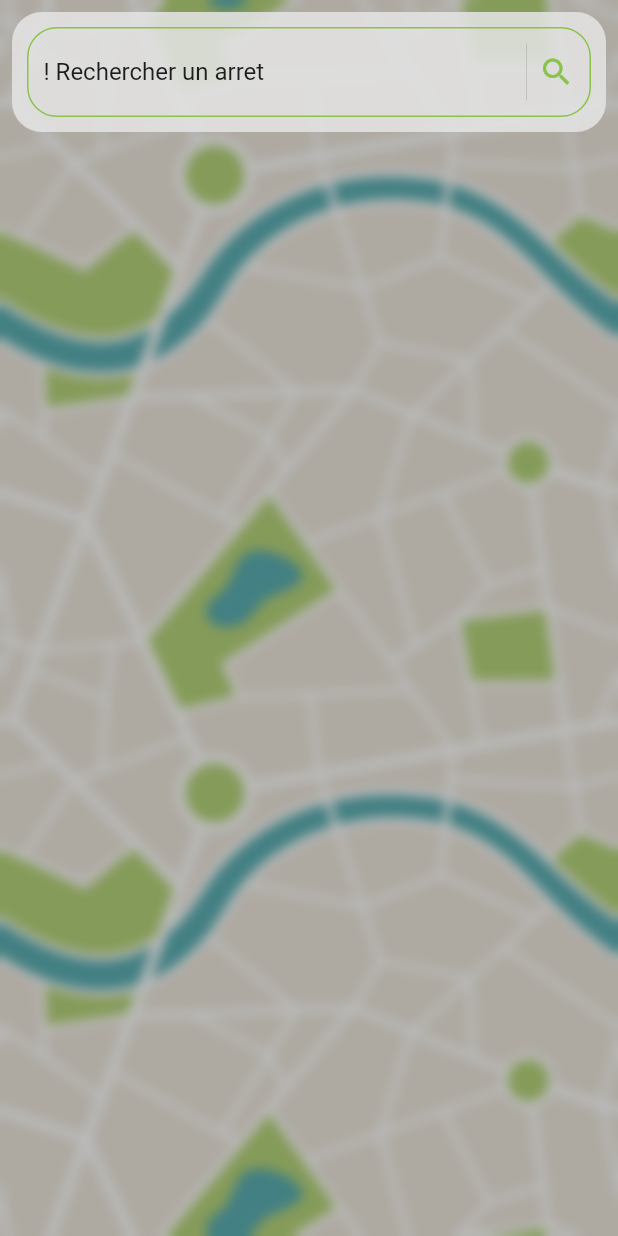
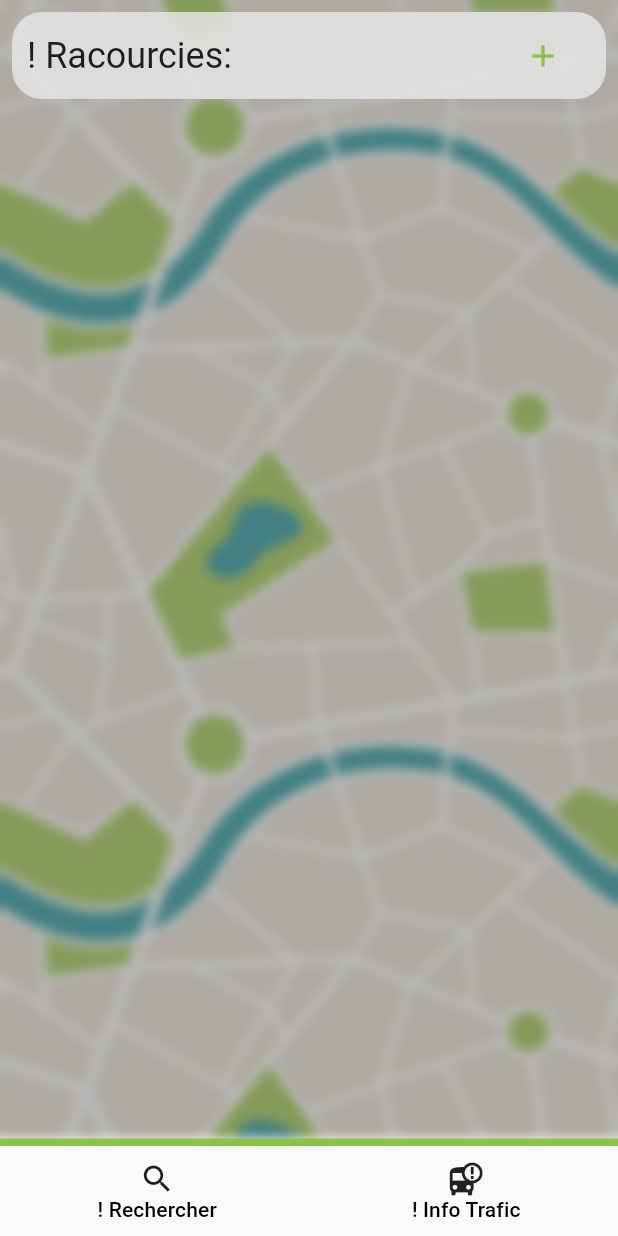
Before and after one commit to Bubulleux/better-bus-v2, a Flutter app: the screen it shows after launch, on a phone screen of 412 x 824 dp. Run offline on Flutter 3.47's test engine with Material 2 defaults, Android fonts, the phone set to English and light mode, and no system bars; our stand-ins replace location, shared_preferences; missing offline and left inert: dart:ffi.

Commit message:
Info Trafic Nav Bar, Fix Font style

```diff
--- a/lib/views/common/background.dart
+++ b/lib/views/common/background.dart
@@ -14,7 +14,7 @@ class Background extends StatelessWidget {
           decoration: const BoxDecoration(
             image: DecorationImage(
               image: AssetImage("assets/images/bg_map.jpg"),
-              repeat: ImageRepeat.repeatY,
+              repeat: ImageRepeat.repeat,
               fit: BoxFit.contain,
               colorFilter:
                   ColorFilter.mode(Color(0xffbbbbbb), BlendMode.multiply),
--- a/lib/views/home_page/home_page.dart
+++ b/lib/views/home_page/home_page.dart
@@ -1,11 +1,10 @@
-import 'dart:ui';
-
 import 'package:better_bus_v2/data_provider/gps_data_provider.dart';
 import 'package:better_bus_v2/views/common/background.dart';
 import 'package:better_bus_v2/views/common/decorations.dart';
-import 'package:better_bus_v2/views/home_page/bottom_bar.dart';
+import 'package:better_bus_v2/views/home_page/navigation_bar.dart';
 import 'package:better_bus_v2/views/home_page/shortcut_section.dart';
 import 'package:better_bus_v2/views/stop_info/stop_info_page.dart';
+import 'package:better_bus_v2/views/traffic_info_page/traffic_info_page.dart';
 import 'package:flutter/material.dart';
 
 import '../common/fake_textfiel.dart';
@@ -40,6 +39,12 @@ class _HomePageState extends State<HomePage> {
     shortcutSection.currentState!.editShortcut(null);
   }
 
+  void goToTrafficInfo() {
+    Navigator.push(context, MaterialPageRoute(
+      builder: (context) => const TrafficInfoPage(),
+    ));
+  }
+
   @override
   void initState() {
     super.initState();
@@ -52,28 +57,48 @@ class _HomePageState extends State<HomePage> {
       body: SafeArea(
         child: Background(
           child: Padding(
-            padding: const EdgeInsets.all(8.0),
+            padding: const EdgeInsets.fromLTRB(8, 8, 8, 0),
             child: Column(
               mainAxisSize: MainAxisSize.max,
               children: [
                 Container(
+                  padding:
+                      const EdgeInsets.symmetric(horizontal: 10, vertical: 5),
                   decoration: CustomDecorations.of(context).boxBackground,
-                  padding: EdgeInsets.all(10),
-                  child: FakeTextField(
-                    onPress: searchBusStop,
-                    icon: Icons.search,
-                    hint: "! Rechercher un arret",
+                  child: Row(
+                    children: [
+                      Expanded(
+                        child: Text(
+                          "! Racourcies:",
+                          style: Theme.of(context).textTheme.headlineSmall,
+                        ),
+                      ),
+                      TextButton(onPressed: newShortcut, child: Icon(Icons.add))
+                    ],
                   ),
                 ),
                 Expanded(
-                    child: ShortcutWidgetRoot(key: shortcutSection),
-                ),
-                CustomBottomAppBar()
+                  child: ShortcutWidgetRoot(key: shortcutSection),
+                )
               ],
             ),
           ),
         ),
       ),
+      bottomNavigationBar: CustomNavigationBar(
+        child: [
+          CustomNavigationItem(
+            label: "! Rechercher",
+            icon: Icons.search,
+            onPress: searchBusStop,
+          ),
+          CustomNavigationItem(
+            label: "! Info Trafic",
+            icon: Icons.bus_alert,
+            onPress: goToTrafficInfo,
+          )
+        ],
+      ),
     );
   }
 }
--- /dev/null
+++ b/lib/views/home_page/navigation_bar.dart
@@ -0,0 +1,61 @@
+import 'package:better_bus_v2/views/home_page/home_page.dart';
+import 'package:flutter/material.dart';
+
+class CustomNavigationBar extends StatelessWidget {
+  const CustomNavigationBar({Key? key, required this.child}) : super(key: key);
+
+  final List<CustomNavigationItem> child;
+
+  @override
+  Widget build(BuildContext context) {
+    return Wrap(
+      children: [
+        Container(
+          height: 5,
+          width: double.infinity,
+          color: Theme.of(context).primaryColor,
+        ),
+        SizedBox(
+          width: double.infinity,
+          child: Wrap(
+            children: child,
+            alignment: WrapAlignment.spaceAround,
+          ),
+        ),
+      ],
+    );
+  }
+}
+
+class CustomNavigationItem extends StatelessWidget {
+  const CustomNavigationItem({
+    Key? key,
+    required this.label,
+    required this.icon,
+    required this.onPress,
+  }) : super(key: key);
+
+  final String label;
+  final IconData icon;
+  final VoidCallback onPress;
+
+  @override
+  Widget build(BuildContext context) {
+    return Material(
+      color: Colors.transparent,
+      child: InkWell(
+        onTap: onPress,
+        child: SizedBox(
+          height: 60,
+          child: Column(
+            mainAxisAlignment: MainAxisAlignment.center,
+            children: [
+              Icon(icon),
+              Text(label, style: Theme.of(context).textTheme.titleSmall),
+            ],
+          ),
+        ),
+      ),
+    );
+  }
+}
--- a/lib/views/home_page/shortcut_section.dart
+++ b/lib/views/home_page/shortcut_section.dart
@@ -100,12 +100,7 @@ class ShortcutWidgetRootState extends State<ShortcutWidgetRoot> {
 
   @override
   Widget build(BuildContext context) {
-    return SizedBox(
-      width: double.infinity,
-      child: Column(
-        children: [
-          Expanded(
-            child: FutureBuilder<List<ViewShortcut>>(
+    return FutureBuilder<List<ViewShortcut>>(
       future: LocalDataHandler.loadShortcut(),
       initialData: shortcuts,
       builder: (context, snapshot) {
@@ -128,10 +123,6 @@ class ShortcutWidgetRootState extends State<ShortcutWidgetRoot> {
           child: CircularProgressIndicator(),
         );
       },
-            ),
-          ),
-        ],
-      ),
     );
   }
 }
@@ -161,6 +152,8 @@ class ShortcutWidget extends StatelessWidget {
 
     return Padding(
       padding: const EdgeInsets.symmetric(vertical: 8),
+      child: Material(
+        color: Colors.transparent,
         child: InkWell(
           onLongPress: onLongPressed,
           onTap: onPressed,
@@ -224,6 +217,7 @@ class ShortcutWidget extends StatelessWidget {
             ),
           ),
         ),
+      ),
     );
   }
 }
--- a/lib/views/search_page/search_page.dart
+++ b/lib/views/search_page/search_page.dart
@@ -70,6 +70,9 @@ class _SearchPageState extends State<SearchPage> {
 
     validResult = [];
     inputChange();
+    if (!mounted) {
+      return;
+    }
 
     setState(() {});
   }
@@ -114,7 +117,7 @@ class _SearchPageState extends State<SearchPage> {
   }
 
   void inputChange() {
-    if (validResult == null || busStops == null || historic == null) {
+    if (validResult == null || busStops == null || historic == null || !mounted) {
       return;
     }
     String input = textFieldController.value.text;
```
Also changed, not shown: lib/data_provider/vitalis_data_provider.dart (+20 -0 lines), lib/model/clean/info_trafic.dart (added, +46 -0 lines), lib/views/common/custom_futur.dart (+7 -3 lines), lib/views/home_page/bottom_bar.dart (deleted, +0 -12 lines), lib/views/stop_info/next_passage_view.dart (+5 -2 lines), lib/views/stop_info/timetable_view.dart (+6 -5 lines), lib/views/traffic_info_page/traffic_info_item.dart (added, +33 -0 lines), lib/views/traffic_info_page/traffic_info_page.dart (added, +43 -0 lines). Lines whose indentation alone changed are shown as unchanged.
